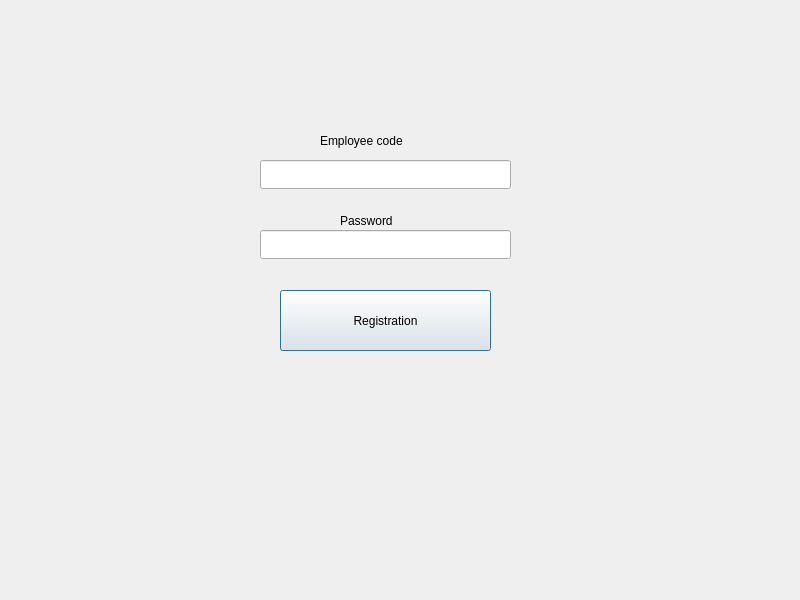
Qt form forms/registrationwindow.ui (SoPM/Client) before a commit.
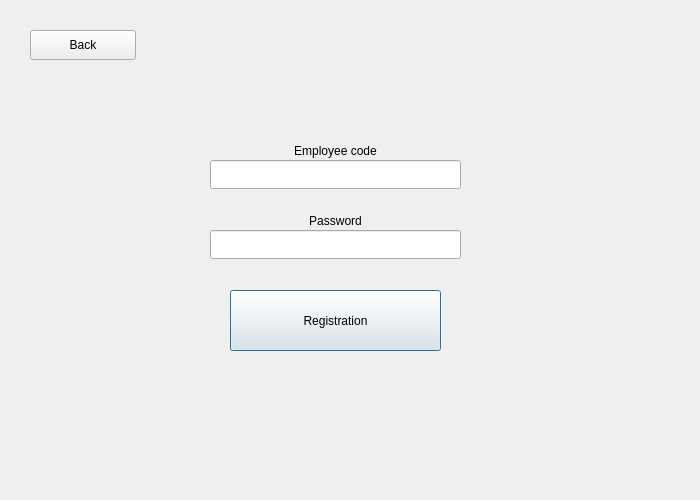
The same form after that commit.

```diff
--- a/forms/registrationwindow.ui
+++ b/forms/registrationwindow.ui
@@ -6,8 +6,8 @@
    <rect>
     <x>0</x>
     <y>0</y>
-    <width>800</width>
-    <height>600</height>
+    <width>700</width>
+    <height>500</height>
    </rect>
   </property>
   <property name="windowTitle">
@@ -25,7 +25,7 @@
    <widget class="QPushButton" name="pushButton">
     <property name="geometry">
      <rect>
-      <x>280</x>
+      <x>230</x>
       <y>290</y>
       <width>211</width>
       <height>61</height>
@@ -38,20 +38,23 @@
    <widget class="QLabel" name="label">
     <property name="geometry">
      <rect>
-      <x>320</x>
-      <y>130</y>
-      <width>141</width>
+      <x>210</x>
+      <y>140</y>
+      <width>251</width>
       <height>21</height>
      </rect>
     </property>
     <property name="text">
      <string>Employee code</string>
     </property>
+    <property name="alignment">
+     <set>Qt::AlignCenter</set>
+    </property>
    </widget>
    <widget class="QLineEdit" name="lineEdit">
     <property name="geometry">
      <rect>
-      <x>260</x>
+      <x>210</x>
       <y>160</y>
       <width>251</width>
       <height>29</height>
@@ -61,26 +64,42 @@
    <widget class="QLabel" name="label_2">
     <property name="geometry">
      <rect>
-      <x>340</x>
+      <x>210</x>
       <y>210</y>
-      <width>80</width>
+      <width>251</width>
       <height>21</height>
      </rect>
     </property>
     <property name="text">
      <string>Password</string>
     </property>
+    <property name="alignment">
+     <set>Qt::AlignCenter</set>
+    </property>
    </widget>
    <widget class="QLineEdit" name="lineEdit_2">
     <property name="geometry">
      <rect>
-      <x>260</x>
+      <x>210</x>
       <y>230</y>
       <width>251</width>
       <height>29</height>
      </rect>
     </property>
    </widget>
+   <widget class="QPushButton" name="back_button">
+    <property name="geometry">
+     <rect>
+      <x>30</x>
+      <y>30</y>
+      <width>106</width>
+      <height>30</height>
+     </rect>
+    </property>
+    <property name="text">
+     <string>Back</string>
+    </property>
+   </widget>
   </widget>
  </widget>
  <resources/>
```
Left out of the diff: 4 changed lines with no effect on the pictures.
